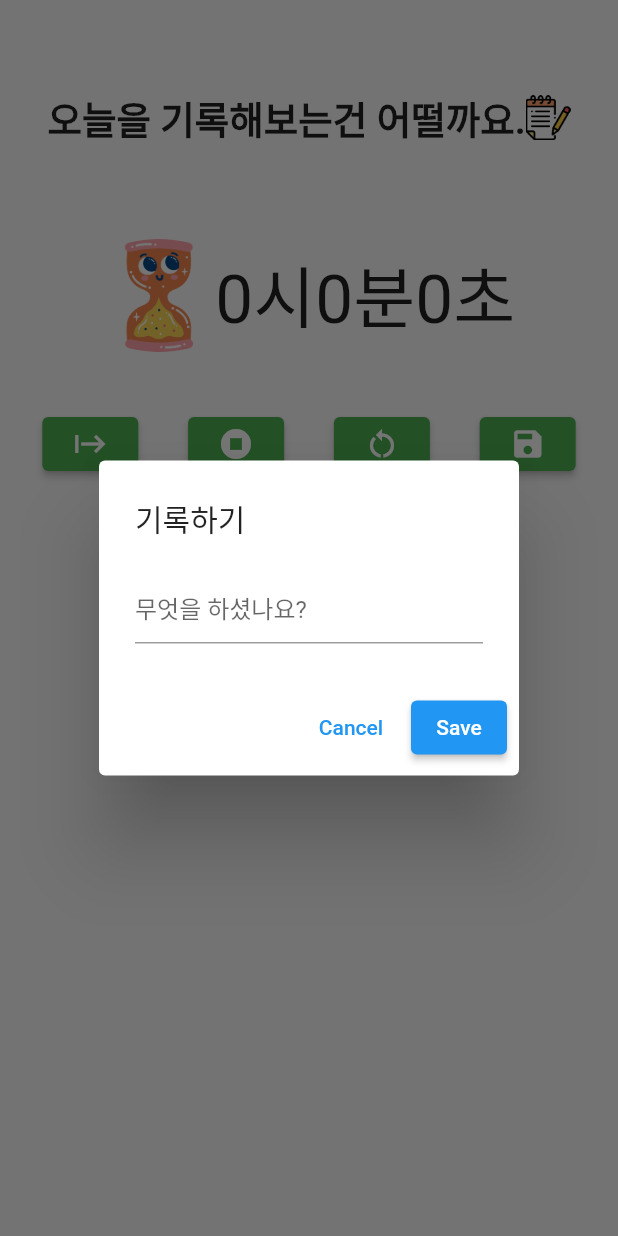
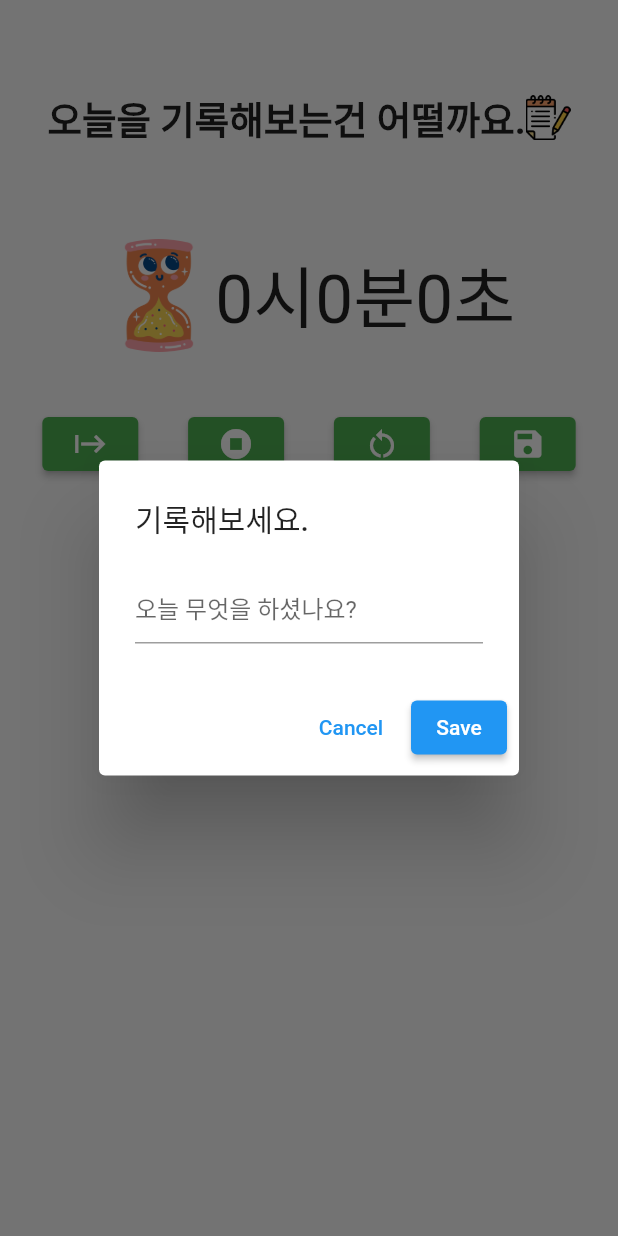
Before and after one commit to hoonjong96/record_with_timer, a Flutter app: the screen it shows after launch, after a tap on the "start" icon, after a tap on the "restart alt" icon, after a tap on the "save" icon, on a phone screen of 412 x 824 dp. Run offline on Flutter 3.47's test engine with Material 2 defaults, Android fonts, the phone set to English and light mode, and no system bars; Roboto replaces fonts that are missing (tmonsori).

Commit message:
2022.05.13 01:28am jongdroid-commit What changed - Changed Variable Name - deleted fontFamily: 'tmonsori' - out every method from setState() (details checking the Log) - changed Dialog Method Name

```diff
--- a/lib/TimerPage.dart
+++ b/lib/TimerPage.dart
@@ -22,11 +22,9 @@ class _MainTimerState extends State<MainTimer> {
   var min = 0; // 분
   var hour = 0; // 시간
 
-  List<String> titleList = []; // ListView title add List
-  List<String> subTitleIndex = []; // ListView subtitle add List
-
-  // Dialog 텍스트 컨트롤러
-  var titleController = TextEditingController();
+  List<String> titleList = []; // title add ListTile
+  List<String> subTitleList = []; // subtitle add ListTile
+  var titleController = TextEditingController(); // textfield Controller for titleList, titleList it's get from user
 
   @override
   void dispose() {
@@ -52,9 +50,9 @@ class _MainTimerState extends State<MainTimer> {
                   Text(
                     '오늘을 기록해보는건 어떨까요.',
                     style: TextStyle(
-                        fontSize: 25,
-                        fontWeight: FontWeight.bold,
-                        fontFamily: 'tmonsori'),
+                      fontSize: 25,
+                      fontWeight: FontWeight.bold,
+                    ),
                   ),
                   Image.asset(
                     'image/note.png',
@@ -97,9 +95,7 @@ class _MainTimerState extends State<MainTimer> {
                     child: Icon(Icons.start),
                     style: ElevatedButton.styleFrom(primary: Colors.green),
                     onPressed: () {
-                      setState(() {
                         startTimerBtn();
-                      });
                     },
                   ),
                 ),
@@ -109,32 +105,27 @@ class _MainTimerState extends State<MainTimer> {
                       child: Icon(Icons.stop_circle),
                       style: ElevatedButton.styleFrom(primary: Colors.green),
                       onPressed: () {
-                        setState(() {
-                          timer.cancel();
-                        });
+                        timer.cancel();
                       },
                     )),
                 Container(
                     margin: EdgeInsets.all(5),
                     child: ElevatedButton(
-                      child: Icon(Icons.restart_alt),
+                      child: Icon(Icons.restart_alt), // timer reset
                       style: ElevatedButton.styleFrom(primary: Colors.green),
                       onPressed: () {
-                        setState(() {
-                          resetTimerBtn();
-                        });
+                        resetTimerBtn();
                       },
                     )),
                 Container(
                     margin: EdgeInsets.all(5),
                     child: ElevatedButton(
-                      child: Icon(Icons.save),
+                      child: Icon(Icons.save), // timer save btn
                       style: ElevatedButton.styleFrom(primary: Colors.green),
                       onPressed: () {
-                        setState(() {
-                          showPerformanceDialog(context);
-                        });
-                        timer.cancel();
+                        showDialogGetTitleText(context);
+                        timer.cancel(); // 저장 버튼을 눌렀을때도 타이머를 중단할 수 있도록 한다.
+                        setState(() {});
                       },
                     )),
               ],
@@ -146,11 +137,11 @@ class _MainTimerState extends State<MainTimer> {
                   itemBuilder: (BuildContext context, int index) {
                     return ListTile(
                       title: Text(
-                        titleList[index],
+                        titleList[index], // titleList는 emptyList이며, TextField를 통해 입력받은 텍스트를 저장한다.
                         style: TextStyle(
                             fontSize: 20, fontWeight: FontWeight.bold),
                       ),
-                      subtitle: Text('${subTitleIndex[index]}'),
+                      subtitle: Text(subTitleList[index]), // emptyList, show hour,min,second from Timer
                     );
                   },
                 )),
@@ -160,17 +151,17 @@ class _MainTimerState extends State<MainTimer> {
     );
   }
 
-  Future<dynamic> showPerformanceDialog(BuildContext context) async {
+  Future<dynamic> showDialogGetTitleText(BuildContext context) async {
     return showDialog(
         context: context,
         builder: (BuildContext context) {
           return AlertDialog(
-            title: Text('기록하기'),
+            title: Text('기록해보세요.'),
             content: SingleChildScrollView(
               child: Column(
                 children: [
                   TextField(
-                    decoration: InputDecoration(hintText: '무엇을 하셨나요?'),
+                    decoration: InputDecoration(hintText: '오늘 무엇을 하셨나요?'),
                     controller: titleController,
                   ),
                 ],
@@ -187,12 +178,12 @@ class _MainTimerState extends State<MainTimer> {
               ElevatedButton(
                 child: Text('Save'),
                 onPressed: () {
-                  titleList.add(titleController.text);
-                  subTitleIndex.add('${hour}시${min}분${second}초');
-                  Navigator.pop(context);
-                  setState(() {});
-                  titleController.clear();
+                  titleList.add(titleController.text);  // TextField에 작성한 데이터 add to titleList
+                  subTitleList.add('${hour}시${min}분${second}초'); // 타이머 시간도 함께 기록하기 위해 hour, min, second add to subTitleList
+                  Navigator.pop(context); // 저장을 완료하고 Dialog창을 닫는다.
+                  titleController.clear(); // titleController에 담겨있는 텍스트 clear
                   resetTimerBtn();
+                  setState(() {});  // [주의]setState 내부에 함수가 들어갈 수 없음
                 },
               ),
             ],
@@ -217,8 +208,8 @@ class _MainTimerState extends State<MainTimer> {
   }
 
   void resetTimerBtn() {
+    timer.cancel();
     setState(() {
-      timer.cancel();
       second = 0;
       min = 0;
     });
```
